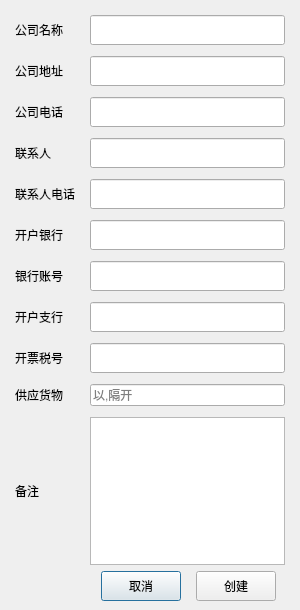
First picture: the form in Qt/ERP/dialognewsupplier.ui, repository superp2017/NTERP, before the edit.
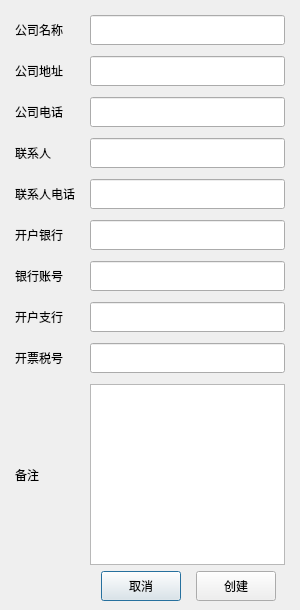
Second picture: the form after the edit.

Diff of the .ui file:
```diff
--- a/Qt/ERP/dialognewsupplier.ui
+++ b/Qt/ERP/dialognewsupplier.ui
@@ -226,7 +226,7 @@
        </property>
       </widget>
      </item>
-     <item row="10" column="1">
+     <item row="9" column="1">
       <widget class="QTextEdit" name="textEdit_note">
        <property name="minimumSize">
         <size>
@@ -236,7 +236,7 @@
        </property>
       </widget>
      </item>
-     <item row="10" column="0">
+     <item row="9" column="0">
       <widget class="QLabel" name="label_24">
        <property name="text">
         <string>备注</string>
@@ -246,26 +246,6 @@
        </property>
       </widget>
      </item>
-     <item row="9" column="0">
-      <widget class="QLabel" name="label_14">
-       <property name="text">
-        <string>供应货物</string>
-       </property>
-      </widget>
-     </item>
-     <item row="9" column="1">
-      <widget class="QLineEdit" name="lineEdit_goods">
-       <property name="inputMask">
-        <string/>
-       </property>
-       <property name="text">
-        <string/>
-       </property>
-       <property name="placeholderText">
-        <string>以,隔开</string>
-       </property>
-      </widget>
-     </item>
     </layout>
    </item>
    <item row="1" column="0">
```
Left out of the diff: 80 changed lines with no effect on the pictures.
